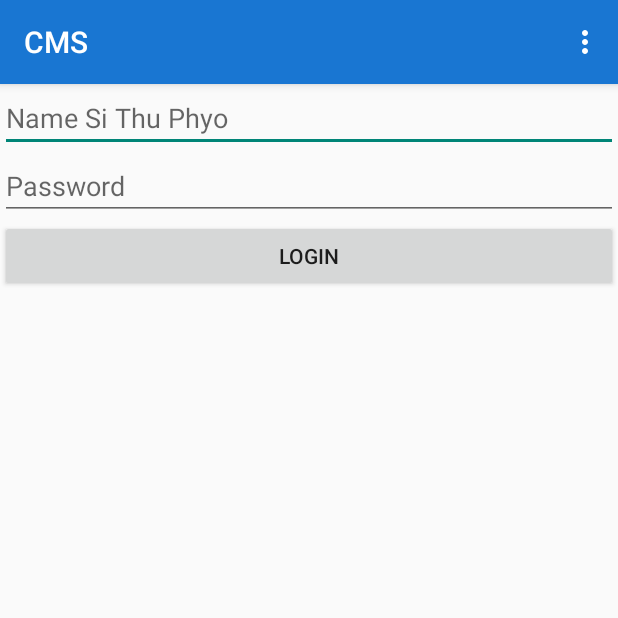
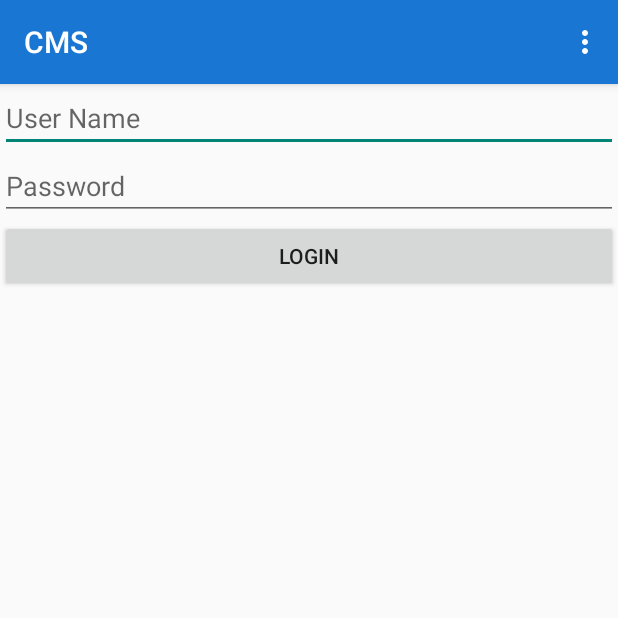
Before and after one commit to sithuphyo88/cms, an Android app: the screen it shows after launch (LoginActivity), on a phone screen of 412 x 824 dp, the top half of it. Run offline under Robolectric (Android 15) with nearby library versions, the phone set to English and light mode, and no system bars.

Commit message:
Change login

```diff
--- a/app/src/main/java/com/ideapro/cms/view/LoginActivity.java
+++ b/app/src/main/java/com/ideapro/cms/view/LoginActivity.java
@@ -35,9 +35,9 @@ public class LoginActivity extends ActionBarActivity {
             @Override
             public void onClick(View v) {
                 if(TextUtils.isEmpty(txtUserName.getText())) {
-                    CommonUtils.CurrentUser.role = "admin";
-                } else if(txtUserName.getText().toString().toLowerCase().startsWith("admin")) {
-                    CommonUtils.CurrentUser.role = "admin";
+                        CommonUtils.CurrentUser.role = "admin";
+                    } else if(txtUserName.getText().toString().toLowerCase().startsWith("admin")) {
+                        CommonUtils.CurrentUser.role = "admin";
                 } else {
                     CommonUtils.CurrentUser.role = "engineer";
                 }
--- a/app/src/main/res/layout/activity_login.xml
+++ b/app/src/main/res/layout/activity_login.xml
@@ -15,7 +15,7 @@
             android:layout_width="match_parent"
             android:layout_height="wrap_content"
             android:inputType="textPersonName"
-            android:hint="Name Si Thu Phyo"
+            android:hint="@string/label_user_name"
             android:id="@+id/txtUserName" />
 
         <EditText
--- a/app/src/main/res/values/strings.xml
+++ b/app/src/main/res/values/strings.xml
@@ -82,6 +82,7 @@
     <string name="label_material">Manage Material</string>
     <string name="label_order_status">Order Status</string>
     <string name="label_comments">Comments</string>
+    <string name="label_user_name">User Name</string>
 
     <string name="label_company_name">Idea Pro</string>
     <string name="label_company_service">IT Solutions and Services</string>
```
